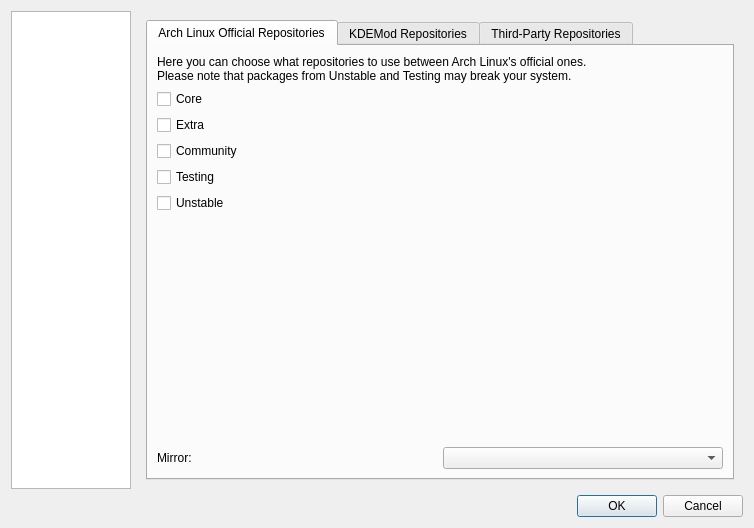
First picture: the form in trunk/ui/configDialog.ui, repository drf/shaman1, before the edit.
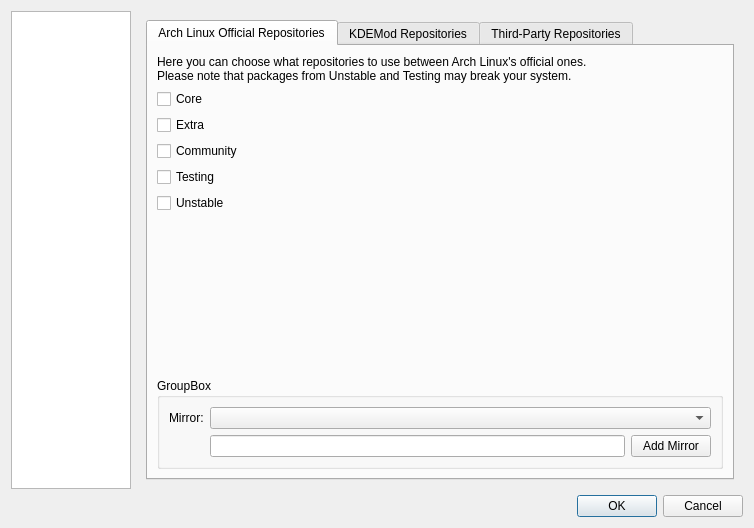
Second picture: the form after the edit. The open tabs and pages were chosen to show the change. Icons and pictures are not drawn.

Patch:
```diff
--- a/trunk/ui/configDialog.ui
+++ b/trunk/ui/configDialog.ui
@@ -277,7 +277,7 @@
      </widget>
      <widget class="QWidget" name="page" >
       <layout class="QGridLayout" >
-       <item row="0" column="0" >
+       <item row="1" column="0" >
         <widget class="QTabWidget" name="repoTab" >
          <property name="currentIndex" >
           <number>0</number>
@@ -287,7 +287,7 @@
            <string>Arch Linux Official Repositories</string>
           </attribute>
           <layout class="QGridLayout" >
-           <item row="0" column="0" >
+           <item row="1" column="0" >
             <layout class="QVBoxLayout" >
              <item>
               <widget class="QLabel" name="officialLabel" >
@@ -347,19 +347,38 @@
              </item>
             </layout>
            </item>
-           <item row="1" column="0" >
-            <layout class="QHBoxLayout" >
-             <item>
+           <item row="2" column="0" >
+            <widget class="QGroupBox" name="groupBox_4" >
+             <property name="title" >
+              <string>GroupBox</string>
+             </property>
+             <layout class="QGridLayout" >
+              <item row="0" column="0" >
               <widget class="QLabel" name="mirrorLabel" >
                <property name="text" >
                 <string>Mirror:</string>
                </property>
               </widget>
              </item>
-             <item>
+              <item row="0" column="1" >
               <widget class="QComboBox" name="mirrorBox" />
              </item>
-            </layout>
+              <item row="2" column="1" >
+               <layout class="QHBoxLayout" >
+                <item>
+                 <widget class="QLineEdit" name="addMirrorLine" />
+                </item>
+                <item>
+                 <widget class="QPushButton" name="addMirrorButton" >
+                  <property name="text" >
+                   <string>Add Mirror</string>
+                  </property>
+                 </widget>
+                </item>
+               </layout>
+              </item>
+             </layout>
+            </widget>
            </item>
           </layout>
          </widget>
```
Left out of the diff: 2 changed lines with no effect on the pictures. Lines whose indentation alone changed are shown as unchanged.
